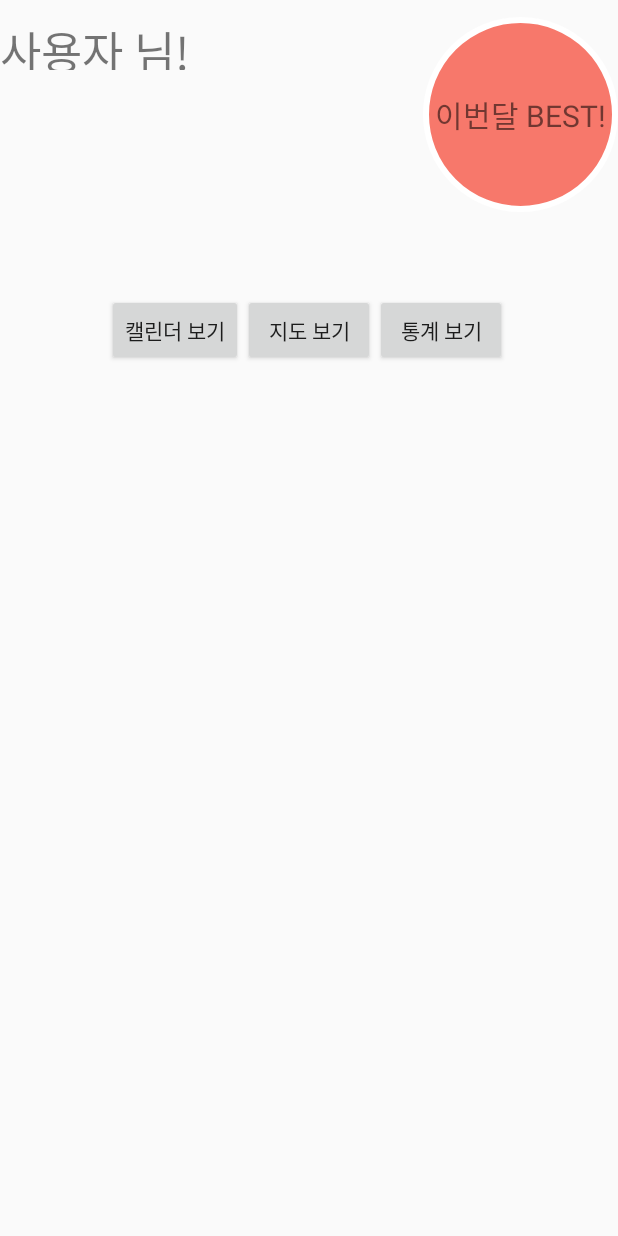
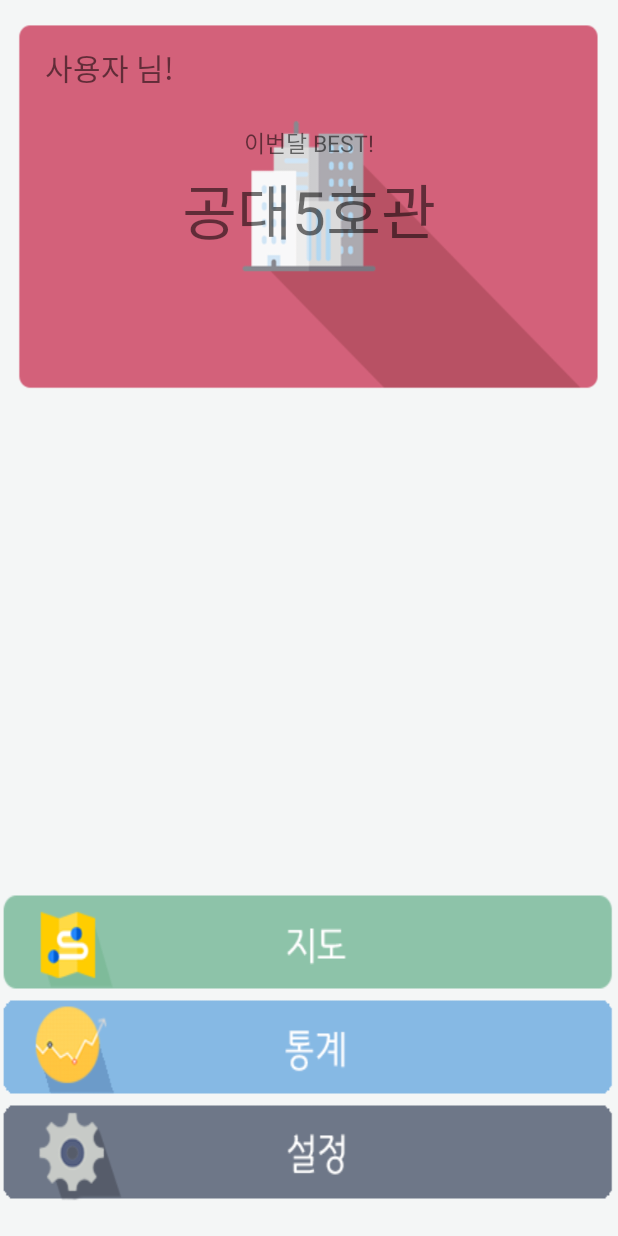
Before and after one commit to HyeockJinKim/Collathon-Self-location-statistics-App, an Android app: the UserActivity screen opened directly, with no data from a screen before it, on a phone screen of 412 x 824 dp. Run offline under Robolectric (Android 15) with nearby library versions, the phone set to English and light mode, and no system bars.

Commit message:
메인화면 UI 수정

```diff
--- /dev/null
+++ b/app/src/main/java/comkimhyeockjin/github/selflocationstatisticsapp/FontActivity.java
@@ -0,0 +1,11 @@
+package comkimhyeockjin.github.selflocationstatisticsapp;
+
+/**
+ * Created by SUDALKIM on 2017-10-27.
+ */
+
+public class FontActivity {
+
+
+
+}
--- /dev/null
+++ b/app/src/main/res/drawable/graphbutton.xml
@@ -0,0 +1,6 @@
+<?xml version="1.0" encoding="utf-8"?>
+<selector xmlns:android="http://schemas.android.com/apk/res/android">
+    <item android:state_pressed="true"
+        android:drawable="@drawable/graphclicked"/>
+        <item android:drawable="@drawable/graph2"/>
+</selector>
--- /dev/null
+++ b/app/src/main/res/drawable/mapbutton.xml
@@ -0,0 +1,6 @@
+<?xml version="1.0" encoding="utf-8"?>
+<selector xmlns:android="http://schemas.android.com/apk/res/android">
+    <item android:state_pressed="true"
+        android:drawable="@drawable/mapclicked"/>
+        <item android:drawable="@drawable/map2"/>
+</selector>
--- /dev/null
+++ b/app/src/main/res/drawable/settingsbutton.xml
@@ -0,0 +1,6 @@
+<?xml version="1.0" encoding="utf-8"?>
+<selector xmlns:android="http://schemas.android.com/apk/res/android">
+    <item android:state_pressed="true"
+        android:drawable="@drawable/settingsclicked"/>
+        <item android:drawable="@drawable/settings"/>
+</selector>
--- a/app/src/main/res/layout/activity_user.xml
+++ b/app/src/main/res/layout/activity_user.xml
@@ -1,58 +1,77 @@
 <?xml version="1.0" encoding="utf-8"?>
 <RelativeLayout xmlns:android="http://schemas.android.com/apk/res/android"
     android:orientation="vertical" android:layout_width="match_parent"
-    android:layout_height="match_parent">
+    android:layout_height="match_parent"
+    android:background="#f4f6f6">
+
+    <ImageView
+        android:background="@drawable/bestplace"
+        android:layout_width="match_parent"
+        android:layout_height="250dp"
+        android:layout_alignParentTop="true"
+        android:layout_alignParentLeft="true"
+        android:layout_alignParentStart="true"
+        android:layout_marginTop="10dp"
+        android:layout_marginBottom="20dp"
+        android:layout_marginRight="10dp"
+        android:layout_marginLeft="10dp"/>
 
     <TextView
         android:id="@+id/userNameText"
-        android:layout_width="130dp"
-        android:layout_height="35dp"
+        android:layout_width="100dp"
+        android:layout_height="wrap_content"
         android:text="사용자 님!"
-        android:textSize="30dp"
+        android:textSize="20dp"
         android:layout_alignParentTop="true"
-        android:layout_marginTop="11dp" />
+        android:layout_marginTop="30dp"
+        android:layout_marginLeft="30dp"/>
 
     <TextView
         android:id="@+id/bestPlaceText"
-        android:layout_width="130dp"
-        android:layout_height="130dp"
+        android:layout_width="100dp"
+        android:layout_height="30dp"
         android:text="이번달 BEST!"
-        android:background="@drawable/circle"
-        android:textSize="20dp"
+        android:textSize="15dp"
         android:gravity="center"
-        android:layout_alignTop="@+id/userNameText"
-        android:layout_alignParentRight="true"
-        android:layout_alignParentEnd="true" />
+        android:layout_below="@+id/userNameText"
+        android:layout_centerHorizontal="true"
+        android:layout_marginTop="20dp" />
 
-    <Button
-        android:id="@+id/mapBt"
+    <TextView
+        android:id="@+id/bestPlaceText2"
         android:layout_width="wrap_content"
         android:layout_height="wrap_content"
-        android:text="캘린더 보기"
-        android:layout_alignBaseline="@+id/calandarBt"
-        android:layout_alignBottom="@+id/calandarBt"
-        android:layout_toLeftOf="@+id/calandarBt"
-        android:layout_toStartOf="@+id/calandarBt" />
-
-    <Button
-        android:id="@+id/calandarBt"
+        android:text="공대5호관"
+        android:textSize="40dp"
         android:gravity="center"
-        android:text="지도 보기"
-        android:layout_width="wrap_content"
-        android:layout_height="wrap_content"
-        android:layout_marginTop="149dp"
-        android:layout_below="@+id/userNameText"
+        android:layout_below="@+id/bestPlaceText"
         android:layout_centerHorizontal="true" />
 
-    <Button
-        android:id="@+id/graphBt"
-        android:text="통계 보기"
-        android:layout_width="wrap_content"
-        android:layout_height="wrap_content"
-        android:layout_alignBaseline="@+id/calandarBt"
-        android:layout_alignBottom="@+id/calandarBt"
-        android:layout_toRightOf="@+id/calandarBt"
-        android:layout_toEndOf="@+id/calandarBt" />
+        <Button
+            android:id="@+id/mapBtn"
+            android:gravity="center"
+            android:layout_width="match_parent"
+            android:layout_height="70dp"
+            android:background="@drawable/mapbutton"
+            android:layout_above="@+id/graphBtn"
+            android:layout_centerHorizontal="true" />
 
+        <Button
+            android:id="@+id/graphBtn"
+            android:layout_width="match_parent"
+            android:layout_height="70dp"
+            android:background="@drawable/graphbutton"
+            android:layout_above="@+id/settingBtn"
+            android:layout_alignParentLeft="true"
+            android:layout_alignParentStart="true" />
+
+        <Button
+            android:id="@+id/settingBtn"
+            android:layout_width="match_parent"
+            android:layout_height="70dp"
+            android:background="@drawable/settingsbutton"
+            android:layout_marginBottom="20dp"
+            android:layout_alignParentBottom="true"
+            android:layout_centerHorizontal="true" />
 
 </RelativeLayout>
```
Also changed, not shown: app/src/main/res/drawable/bestplace.png (added), app/src/main/res/drawable/graph2.png (added), app/src/main/res/drawable/graphclicked.png (added), app/src/main/res/drawable/map2.png (added), app/src/main/res/drawable/mapclicked.png (added), app/src/main/res/drawable/settings.png (added), app/src/main/res/drawable/settingsclicked.png (added), 42 other files.
